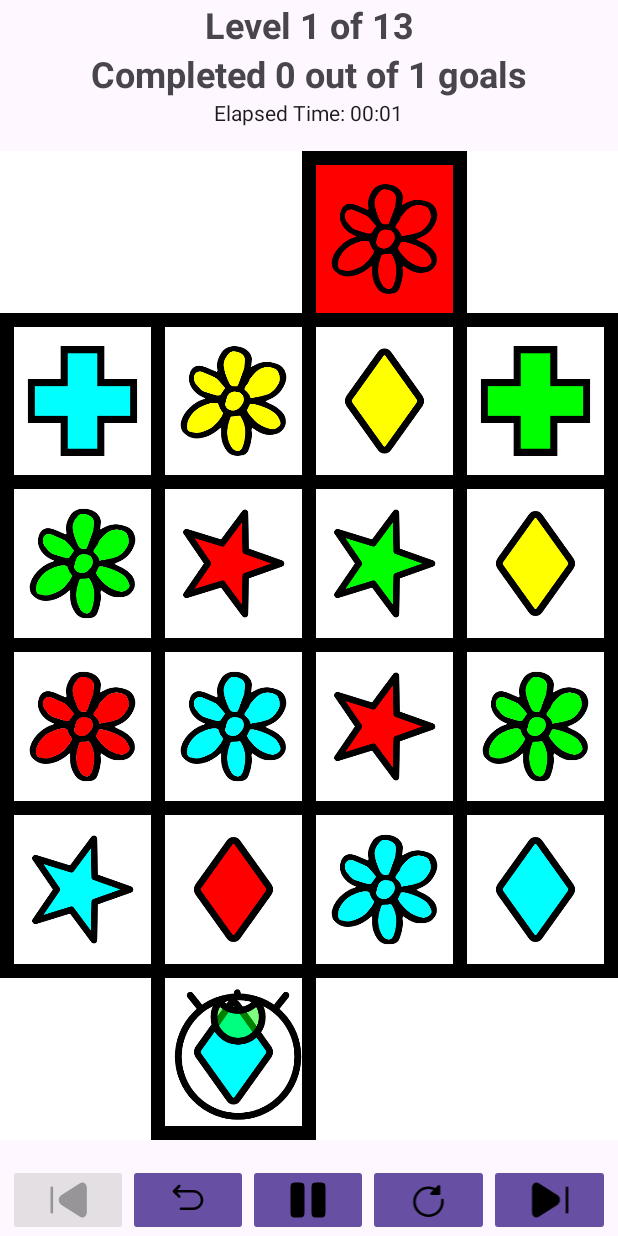
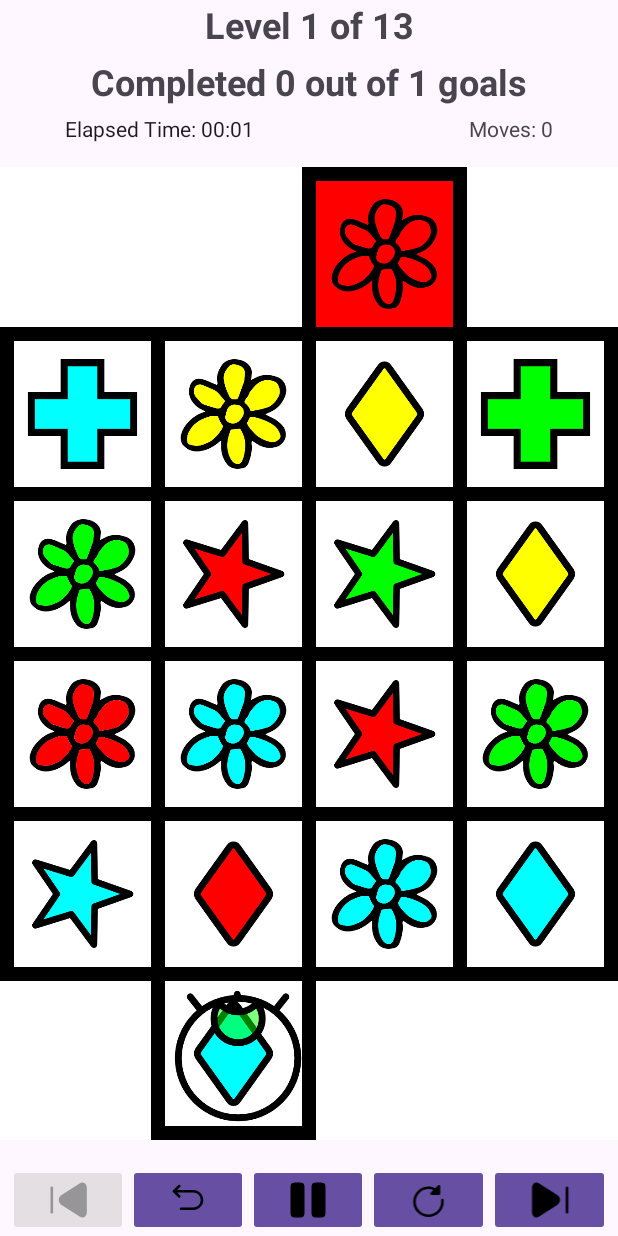
Before and after one commit to DouglasSam/Android-Eyeball-Maze, an Android app: the screen it shows after launch (MainActivity), after a tap on an icon or button, on a phone screen of 412 x 824 dp. Run offline under Robolectric (Android 15) with nearby library versions, the phone set to English and light mode, and no system bars.

Commit message:
Add in move counter

```diff
--- /dev/null
+++ b/app/src/main/java/nz/ac/ara/sjd0364/Coordinate.java
@@ -0,0 +1,5 @@
+package nz.ac.ara.sjd0364;
+
+public record Coordinate(int row, int column) {
+
+}
--- a/app/src/main/java/nz/ac/ara/sjd0364/GameController.java
+++ b/app/src/main/java/nz/ac/ara/sjd0364/GameController.java
@@ -33,11 +33,17 @@ public class GameController {
     private boolean isPlaying = false;
     private Map<Integer, Timer> levelTimeMap;
 
-    private Map<Integer, List<MainActivity.Coordinate>> levelMoves;
+    private Map<Integer, List<Coordinate>> levelMoves;
+
+    private Map<Integer, Boolean> levelCompletedMap;
 
     public GameController(MainActivity context) {
         this.context = context;
         this.game = new Game();
+
+        levelTimeMap = new HashMap<>();
+        levelMoves = new HashMap<>();
+        levelCompletedMap = new HashMap<>();
 
         loadMessageStringsFromFiles();
     }
@@ -49,16 +55,16 @@ public class GameController {
 
         loadMazesFromFiles();
 
-        levelTimeMap = new HashMap<>();
-        levelMoves = new HashMap<>();
+        levelTimeMap.remove(currentLevel);
+        levelMoves.remove(currentLevel);
+        levelCompletedMap.remove(currentLevel);
 
         game.setLevel(currentLevel);
     }
 
     public void render() {
-        if (levelMoves.get(currentLevel) == null) {
-            levelMoves.put(currentLevel, new java.util.ArrayList<>());
-        }
+        levelMoves.computeIfAbsent(currentLevel, k -> new java.util.ArrayList<>());
+
 
         Timer levelTimer;
 
@@ -76,6 +82,20 @@ public class GameController {
         return levelTimeMap.get(currentLevel);
     }
 
+    public void addMove(Coordinate coordinate) {
+        if (!levelMoves.containsKey(currentLevel)) {
+            levelMoves.put(currentLevel, new java.util.ArrayList<>());
+        }
+        levelMoves.get(currentLevel).add(coordinate);
+    }
+
+    public void completeLevel() {
+        levelCompletedMap.put(currentLevel, true);
+    }
+
+    public boolean isLevelCompleted() {
+        return Boolean.TRUE.equals(levelCompletedMap.getOrDefault(currentLevel, false));
+    }
 
     public int getCurrentLevel() {
         return currentLevel;
@@ -87,6 +107,24 @@ public class GameController {
 
     public void setCurrentLevel() {
         game.setLevel(currentLevel);
+    }
+
+    public String getGoalCountText() {
+       String r = context.getResources().getString(R.string.goal_count, game.getCompletedGoalCount(), game.getGoalCount());
+       if (game.getGoalCount() == 0) {
+           r = context.getResources().getString(R.string.goal_count, game.getCompletedGoalCount(), game.getCompletedGoalCount());
+       } else {
+           r = context.getResources().getString(R.string.goal_count, game.getCompletedGoalCount(), game.getGoalCount());
+       }
+       return r;
+    }
+
+    public String getMoveCountText() {
+        if (levelMoves.containsKey(currentLevel)) {
+            return context.getResources().getString(R.string.move_count, levelMoves.get(currentLevel).size());
+        } else {
+            return context.getResources().getString(R.string.move_count, 0);
+        }
     }
 
     public boolean isFirstLevel() {
@@ -101,6 +139,9 @@ public class GameController {
         String prefix = "Start";
         if (levelTimeMap.containsKey(currentLevel)) {
             prefix = "Resume";
+        }
+        if (levelCompletedMap.containsKey(currentLevel)) {
+            prefix = "View";
         }
 
         return context.getResources().getString(R.string.start_resume_level,
@@ -125,14 +166,6 @@ public class GameController {
 
     public void setLevelTimeMap(Map<Integer, Timer> levelTimeMap) {
         this.levelTimeMap = levelTimeMap;
-    }
-
-    public Map<Integer, List<MainActivity.Coordinate>> getLevelMoves() {
-        return levelMoves;
-    }
-
-    public void setLevelMoves(Map<Integer, List<MainActivity.Coordinate>> levelMoves) {
-        this.levelMoves = levelMoves;
     }
 
     public Game getGame() {
--- a/app/src/main/java/nz/ac/ara/sjd0364/MainActivity.java
+++ b/app/src/main/java/nz/ac/ara/sjd0364/MainActivity.java
@@ -1,8 +1,6 @@
 package nz.ac.ara.sjd0364;
 
 import static nz.ac.ara.sjd0364.Lookup.GRID_MARGIN;
-import static nz.ac.ara.sjd0364.Lookup.getDirection;
-import static nz.ac.ara.sjd0364.Lookup.getShape;
 import static nz.ac.ara.sjd0364.model.enums.Color.BLANK;
 
 import android.app.AlertDialog;
@@ -11,36 +9,29 @@ import android.graphics.Color;
 import android.os.Bundle;
 import android.util.Log;
 import android.view.View;
+import android.view.ViewGroup;
 import android.widget.Button;
 import android.widget.GridLayout;
 import android.widget.ImageButton;
 import android.widget.ImageView;
 import android.widget.LinearLayout;
+import android.widget.Space;
 import android.widget.TextView;
 
 import androidx.activity.EdgeToEdge;
 import androidx.appcompat.app.AppCompatActivity;
+import androidx.constraintlayout.widget.ConstraintLayout;
 import androidx.core.graphics.Insets;
 import androidx.core.view.ViewCompat;
 import androidx.core.view.WindowInsetsCompat;
-
-import org.json.JSONArray;
-import org.json.JSONException;
-import org.json.JSONObject;
 
 import java.io.BufferedReader;
 import java.io.IOException;
 import java.io.InputStream;
 import java.io.InputStreamReader;
-import java.util.Arrays;
 
-import nz.ac.ara.sjd0364.model.BlankSquare;
 import nz.ac.ara.sjd0364.model.Game;
-import nz.ac.ara.sjd0364.model.PlayableSquare;
-import nz.ac.ara.sjd0364.model.enums.Direction;
-import nz.ac.ara.sjd0364.model.enums.Message;
 import nz.ac.ara.sjd0364.model.enums.Shape;
-import nz.ac.ara.sjd0364.model.interfaces.Square;
 
 public class MainActivity extends AppCompatActivity {
 
@@ -59,7 +50,9 @@ public class MainActivity extends AppCompatActivity {
     private TextView levelTitle;
 
     private Timer levelTimer;
-    private LinearLayout levelInfoLayout;
+    private ConstraintLayout levelInfoLayout;
+
+    private TextView moveCount;
 
 
     @Override
@@ -150,18 +143,22 @@ public class MainActivity extends AppCompatActivity {
 
     }
 
-    public void updateGoals() {
-        goalCount.setText(getResources().getString(R.string.goal_count,
-                gameController.getGame().getCompletedGoalCount(),
-                (gameController.getGame().getGoalCount()
-                        + gameController.getGame().getCompletedGoalCount())));
+    public void updateMoves(Coordinate coordinate, boolean onGoal) {
+
+        gameController.addMove(coordinate);
+        moveCount.setText(gameController.getMoveCountText());
+        if (onGoal) {
+            goalCount.setText(gameController.getGoalCountText());
             if (gameController.getGame().getGoalCount() == 0) {
                 Log.d(TAG, "Level complete");
 
                 levelTimer.stop();
 
+                gameController.completeLevel();
+
                 Dialog dialog = getEndLevelDialog();
                 dialog.show();
+            }
         }
     }
 
@@ -201,7 +198,9 @@ public class MainActivity extends AppCompatActivity {
 
         if (gridLayout != null) {
             gridLayout = null;
-            levelInfoLayout.removeAllViews();
+            levelInfoLayout.removeView(levelTimer);
+            moveCount.setVisibility(View.INVISIBLE);
+//            levelInfoLayout.removeAllViews();
         }
         startButton.setText(gameController.getStartButtonText());
     }
@@ -312,16 +311,23 @@ public class MainActivity extends AppCompatActivity {
         levelTitle.setText(gameController.getLevelTitle());
 
         goalCount.setVisibility(View.VISIBLE);
-        goalCount.setText(getResources().getString(R.string.goal_count, game.getCompletedGoalCount(), game.getGoalCount()));
+        goalCount.setText(gameController.getGoalCountText());
 
         gameController.render();
+
+        moveCount = findViewById(R.id.moveCount);
+        moveCount.setText(gameController.getMoveCountText());
+        moveCount.setVisibility(View.VISIBLE);
 
         levelTimer = gameController.getCurrentLevelTimer();
 
         levelInfoLayout = findViewById(R.id.levelInfo);
         levelInfoLayout.addView(levelTimer);
+//        levelInfoLayout.addView(moveCount);
 
+        if (!gameController.isLevelCompleted()) {
             levelTimer.start();
+        }
         levelTimer.setVisibility(View.VISIBLE);
     }
 
@@ -342,6 +348,4 @@ public class MainActivity extends AppCompatActivity {
         return stringBuilder.toString();
     }
 
-    record Coordinate(int row, int column) { }
-
 }
--- a/app/src/main/java/nz/ac/ara/sjd0364/PlayableSquareView.java
+++ b/app/src/main/java/nz/ac/ara/sjd0364/PlayableSquareView.java
@@ -9,7 +9,6 @@ import static nz.ac.ara.sjd0364.Lookup.messageMap;
 import static nz.ac.ara.sjd0364.model.enums.Color.BLANK;
 
 import android.annotation.SuppressLint;
-import android.content.Context;
 import android.graphics.Bitmap;
 import android.graphics.Canvas;
 import android.graphics.Color;
@@ -35,8 +34,7 @@ import nz.ac.ara.sjd0364.model.enums.Shape;
 @SuppressLint("ViewConstructor")
 public class PlayableSquareView extends AppCompatImageView {
 
-    private final int row;
-    private final int column;
+    private final Coordinate coordinate;
     private final Game game;
 
     private final MainActivity context;
@@ -63,8 +61,7 @@ public class PlayableSquareView extends AppCompatImageView {
         super(context, attrs, defStyleAttr);
 
         this.context = context;
-        this.row = row;
-        this.column = column;
+        coordinate = new Coordinate(row, column);
         this.game = game;
         this.params = params;
 
@@ -74,43 +71,43 @@ public class PlayableSquareView extends AppCompatImageView {
     private void init() {
         this.setBackgroundColor(Color.WHITE);
 
-        Shape shape = game.getShapeAt(row, column);
-        nz.ac.ara.sjd0364.model.enums.Color color = game.getColorAt(row, column);
+        Shape shape = game.getShapeAt(coordinate.row(), coordinate.column());
+        nz.ac.ara.sjd0364.model.enums.Color color = game.getColorAt(coordinate.row(), coordinate.column());
 //
         shapeBitmap = getSquareBitmap(getDrawableIDFromShape(shape), color);
         eyeballDrawable = ContextCompat.getDrawable(context, R.drawable.eyeball);
 
 ////                    TODO make better
-        if (game.hasGoalAt(row, column)) {
+        if (game.hasGoalAt(coordinate.row(), coordinate.column())) {
           this.setBackgroundColor(Color.RED);
         }
         int topMargin = GRID_MARGIN;
         int bottomMargin = GRID_MARGIN;
         int leftMargin = GRID_MARGIN;
         int rightMargin = GRID_MARGIN;
-        if (row == 0) {
+        if (coordinate.row() == 0) {
             topMargin *= 2;
         }
-        if (row == game.getLevelHeight() - 1) {
+        if (coordinate.row() == game.getLevelHeight() - 1) {
             bottomMargin *= 2;
         }
-        if (column == 0) {
+        if (coordinate.column() == 0) {
             leftMargin *= 2;
         }
-        if (column == game.getLevelWidth() - 1) {
+        if (coordinate.column() == game.getLevelWidth() - 1) {
             rightMargin *= 2;
         }
         params.setMargins(leftMargin, topMargin, rightMargin, bottomMargin);
         this.setLayoutParams(params);
 
-        renderingEyeball = !(row == game.getEyeballRow() && column == game.getEyeballColumn());
+        renderingEyeball = !(coordinate.row() == game.getEyeballRow() && coordinate.column() == game.getEyeballColumn());
         toggleEyeballRendering();
 
         this.setOnClickListener(this::onClick);
     }
 
     private void onClick(View view) {
-        if (game.canMoveTo(row, column)) {
+        if (game.canMoveTo(coordinate.row(), coordinate.column())) {
             ViewParent parent = getParent();
             if (parent instanceof GridLayout gridLayout) {
                 int row = game.getEyeballRow();  // Change based on the row you want
@@ -125,16 +122,18 @@ public class PlayableSquareView extends AppCompatImageView {
                 }
 
             }
-            if (game.hasGoalAt(row, column)) {
+            boolean onGoal = game.hasGoalAt(coordinate.row(), coordinate.column());
+            game.moveTo(coordinate.row(), coordinate.column());
+            if (onGoal) {
                 this.setBackgroundColor(Color.WHITE);
             }
-            game.moveTo(row, column);
-            context.updateGoals();
+
+            context.updateMoves(coordinate, onGoal);
 
             toggleEyeballRendering();
         }
         else {
-            MessageString messageString = messageMap.get(game.messageIfMovingTo(row, column));
+            MessageString messageString = messageMap.get(game.messageIfMovingTo(coordinate.row(), coordinate.column()));
             String message;
             if (messageString == null) {
                 message = "Unknown error";
--- a/app/src/main/res/layout/activity_main.xml
+++ b/app/src/main/res/layout/activity_main.xml
@@ -51,18 +51,30 @@
             android:textSize="24sp"
             android:textStyle="bold"
             android:gravity="center"
+            android:layout_margin="5dp"
             />
 
-        <LinearLayout
+
+
+        <androidx.constraintlayout.widget.ConstraintLayout
             android:id="@+id/levelInfo"
             android:layout_width="match_parent"
             android:layout_height="wrap_content"
             android:orientation="horizontal"
-            android:gravity="center"
+            android:layout_marginHorizontal="5dp"
+
             >
 
+            <TextView
+                android:id="@+id/moveCount"
+                android:layout_width="wrap_content"
+                android:layout_height="wrap_content"
+                android:text="@string/move_count"
+                android:visibility="invisible"
+                app:layout_constraintEnd_toEndOf="@id/levelInfo"
+                app:layout_constraintTop_toTopOf="parent"/>
 
-        </LinearLayout>
+        </androidx.constraintlayout.widget.ConstraintLayout>
 
     </LinearLayout>
 
--- a/app/src/main/res/values/strings.xml
+++ b/app/src/main/res/values/strings.xml
@@ -18,4 +18,5 @@
     <string name="next_symbol">⏭</string>
     <string name="back_symbol">⏮</string>
     <string name="time_s">Time: %s</string>
+    <string name="move_count">Moves: %d</string>
 </resources>
```
Lines whose indentation alone changed are shown as unchanged.
